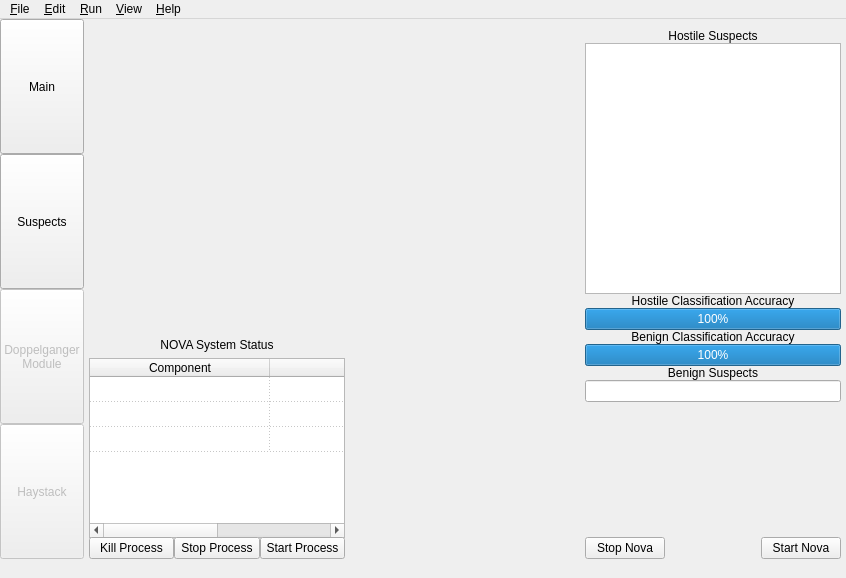
First picture: the form in NovaGUI/UI/novagui.ui, repository altf4/Nova, before the edit.
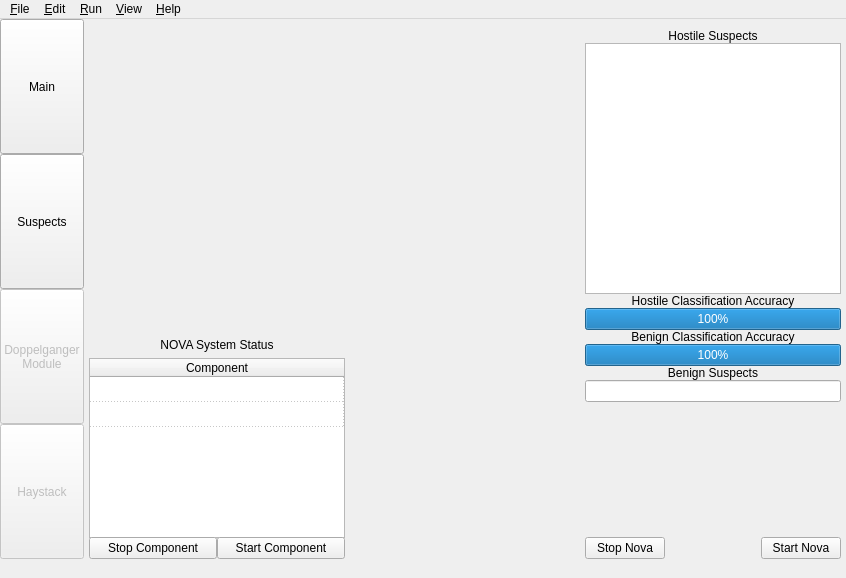
Second picture: the form after the edit.

Commit message: Qt, UI_Core: Removed Doppelganger (as separate honeyd process) from UI and API

Diff of the .ui file:
```diff
--- a/NovaGUI/UI/novagui.ui
+++ b/NovaGUI/UI/novagui.ui
@@ -277,7 +277,7 @@
              <bool>false</bool>
             </property>
             <property name="rowCount">
-             <number>3</number>
+             <number>2</number>
             </property>
             <attribute name="horizontalHeaderCascadingSectionResizes">
              <bool>true</bool>
@@ -294,22 +294,6 @@
             <attribute name="verticalHeaderDefaultSectionSize">
              <number>25</number>
             </attribute>
-            <attribute name="verticalHeaderVisible">
-             <bool>false</bool>
-            </attribute>
-            <attribute name="verticalHeaderDefaultSectionSize">
-             <number>25</number>
-            </attribute>
-            <attribute name="horizontalHeaderStretchLastSection">
-             <bool>true</bool>
-            </attribute>
-            <attribute name="horizontalHeaderCascadingSectionResizes">
-             <bool>true</bool>
-            </attribute>
-            <attribute name="horizontalHeaderDefaultSectionSize">
-             <number>180</number>
-            </attribute>
-            <row/>
             <row/>
             <row/>
             <column>
@@ -317,28 +301,10 @@
               <string>Component</string>
              </property>
             </column>
-            <column>
-             <property name="text">
-              <string>PID</string>
-             </property>
-            </column>
            </widget>
           </item>
           <item>
            <layout class="QHBoxLayout" name="nStatButtonBox">
-            <item>
-             <widget class="QPushButton" name="systemStatKillButton">
-              <property name="maximumSize">
-               <size>
-                <width>16777215</width>
-                <height>30</height>
-               </size>
-              </property>
-              <property name="text">
-               <string>Kill Process</string>
-              </property>
-             </widget>
-            </item>
             <item>
              <widget class="QPushButton" name="systemStatStopButton">
               <property name="maximumSize">
@@ -348,7 +314,7 @@
                </size>
               </property>
               <property name="text">
-               <string>Stop Process</string>
+               <string>Stop Component</string>
               </property>
              </widget>
             </item>
@@ -361,7 +327,7 @@
                </size>
               </property>
               <property name="text">
-               <string>Start Process</string>
+               <string>Start Component</string>
               </property>
              </widget>
             </item>
```
The commit also changes 4 other files.
